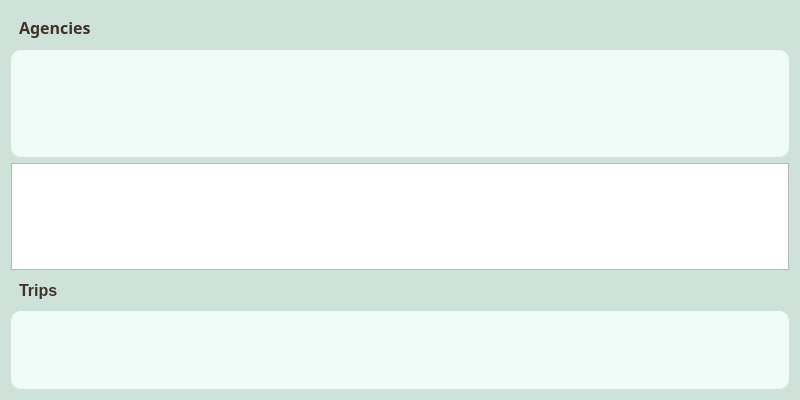
Old version of the form add_files/create_table_select.ui in the repository Themishau/GTFStoFahrplan.
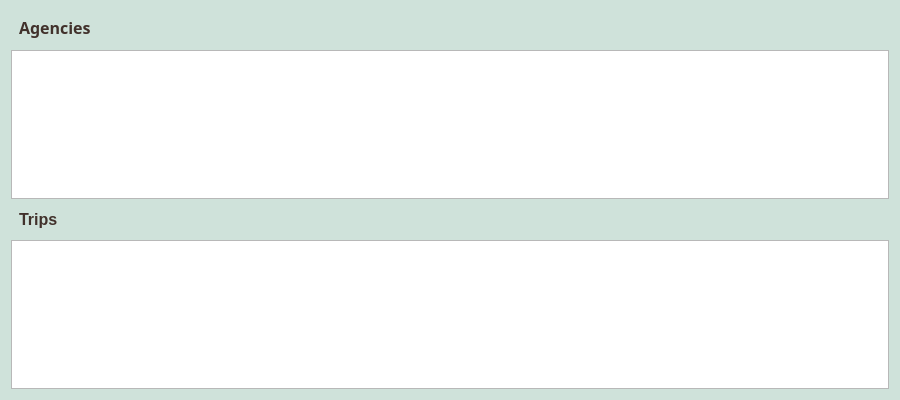
New version of the form.

Commit message: new ui elements and refactoring methods SPlash

```diff
--- a/add_files/create_table_select.ui
+++ b/add_files/create_table_select.ui
@@ -6,7 +6,7 @@
    <rect>
     <x>0</x>
     <y>0</y>
-    <width>800</width>
+    <width>900</width>
     <height>400</height>
    </rect>
   </property>
@@ -18,13 +18,13 @@
   </property>
   <property name="minimumSize">
    <size>
-    <width>800</width>
+    <width>900</width>
     <height>400</height>
    </size>
   </property>
   <property name="maximumSize">
    <size>
-    <width>800</width>
+    <width>900</width>
     <height>400</height>
    </size>
   </property>
@@ -89,6 +89,9 @@
   <layout class="QVBoxLayout" name="verticalLayout">
    <item>
     <layout class="QGridLayout" name="gridLayout">
+     <item row="3" column="0">
+      <widget class="QTableView" name="AgenciesTableView"/>
+     </item>
      <item row="1" column="0">
       <widget class="QLabel" name="label_5">
        <property name="font">
@@ -111,55 +114,10 @@
        </property>
       </widget>
      </item>
-     <item row="3" column="0">
-      <widget class="QListWidget" name="listAgencies">
-       <property name="sizePolicy">
-        <sizepolicy hsizetype="Expanding" vsizetype="Preferred">
-         <horstretch>0</horstretch>
-         <verstretch>0</verstretch>
-        </sizepolicy>
-       </property>
-       <property name="minimumSize">
-        <size>
-         <width>0</width>
-         <height>0</height>
-        </size>
-       </property>
-       <property name="maximumSize">
-        <size>
-         <width>900</width>
-         <height>500</height>
-        </size>
-       </property>
-       <property name="font">
-        <font>
-         <pointsize>12</pointsize>
-        </font>
-       </property>
-       <property name="styleSheet">
-        <string notr="true"/>
-       </property>
-      </widget>
-     </item>
-     <item row="4" column="0">
-      <widget class="QTableView" name="tableView"/>
-     </item>
     </layout>
    </item>
    <item>
     <layout class="QGridLayout" name="gridLayout_2">
-     <item row="2" column="0">
-      <widget class="QListWidget" name="listRoutes">
-       <property name="font">
-        <font>
-         <pointsize>12</pointsize>
-        </font>
-       </property>
-       <property name="styleSheet">
-        <string notr="true"/>
-       </property>
-      </widget>
-     </item>
      <item row="0" column="0">
       <widget class="QLabel" name="label_8">
        <property name="styleSheet">
@@ -170,6 +128,9 @@
        </property>
       </widget>
      </item>
+     <item row="1" column="0">
+      <widget class="QTableView" name="TripsTableView"/>
+     </item>
     </layout>
    </item>
   </layout>
```
The commit also changes 4 other files.
